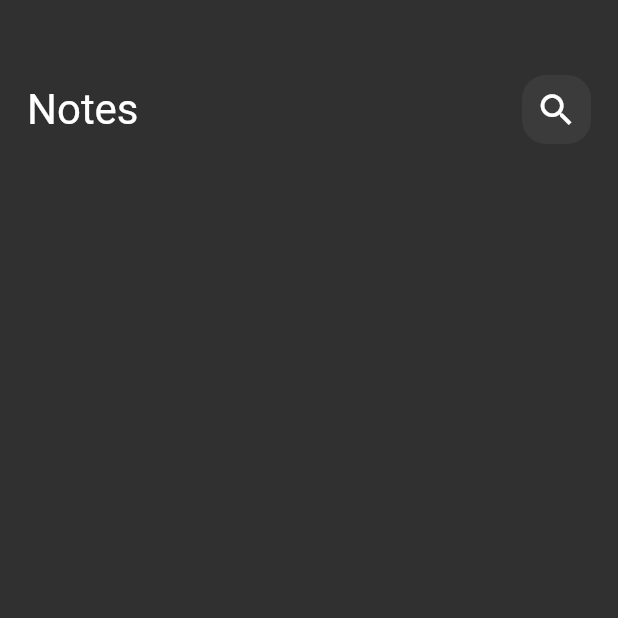
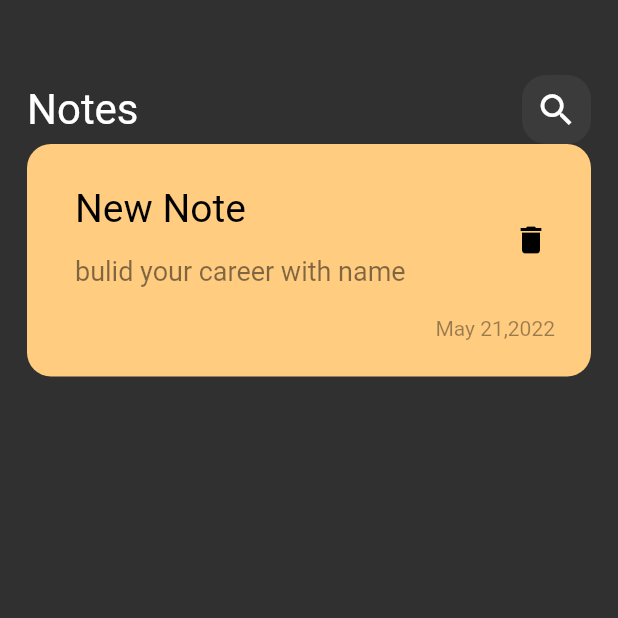
Before and after one commit to RokayaFawzy/NotesApp, a Flutter app: the screen it shows after launch, on a phone screen of 412 x 824 dp, the top half of it. Run offline on Flutter 3.47's test engine with Material 2 defaults, Android fonts, the phone set to English and light mode, and no system bars.

Commit message:
createCustom.item

```diff
--- /dev/null
+++ b/notesapp/lib/views/widgets/custom_note_item.dart
@@ -0,0 +1,45 @@
+import 'package:flutter/cupertino.dart';
+import 'package:flutter/material.dart';
+
+class NoteItem extends StatelessWidget {
+  const NoteItem({super.key});
+
+  @override
+  Widget build(BuildContext context) {
+    return Container(
+      padding: const EdgeInsets.only(top: 24, bottom: 24, left: 16),
+      decoration: BoxDecoration(
+          color: const Color(0xffFFCC80), borderRadius: BorderRadius.circular(16)),
+      child: Column(
+        crossAxisAlignment: CrossAxisAlignment.end,
+        children: [
+          ListTile(
+            title: const Text(
+              'New Note',
+              style: TextStyle(color: Colors.black, fontSize: 26),
+            ),
+            subtitle: Padding(
+              padding: const EdgeInsets.only(top: 16.0, bottom: 16),
+              child: Text('bulid your career with name',
+                  style: TextStyle(
+                      color: Colors.black.withOpacity(0.5), fontSize: 18)),
+            ),
+            trailing: IconButton(
+                onPressed: () {},
+                icon: const Icon(
+                  Icons.delete,
+                  color: Colors.black,
+                  size: 24,
+                )),
+          ),
+          Padding(
+            padding: const EdgeInsets.only(right: 24),
+            child: Text("May 21,2022",
+                style: TextStyle(
+                    color: Colors.black.withOpacity(0.4), fontSize: 14)),
+          )
+        ],
+      ),
+    );
+  }
+}
--- a/notesapp/lib/views/widgets/note_view_body.dart
+++ b/notesapp/lib/views/widgets/note_view_body.dart
@@ -1,6 +1,8 @@
 import 'package:flutter/cupertino.dart';
+import 'package:flutter/material.dart';
 
 import 'custom_app_bar.dart';
+import 'custom_note_item.dart';
 
 class NotesViewBody extends StatelessWidget {
   const NotesViewBody({super.key});
@@ -13,6 +15,7 @@ class NotesViewBody extends StatelessWidget {
         children: [
           SizedBox(height: 50),
           CustomAppBar(),
+          NoteItem(),
         ],
       ),
     );
```
